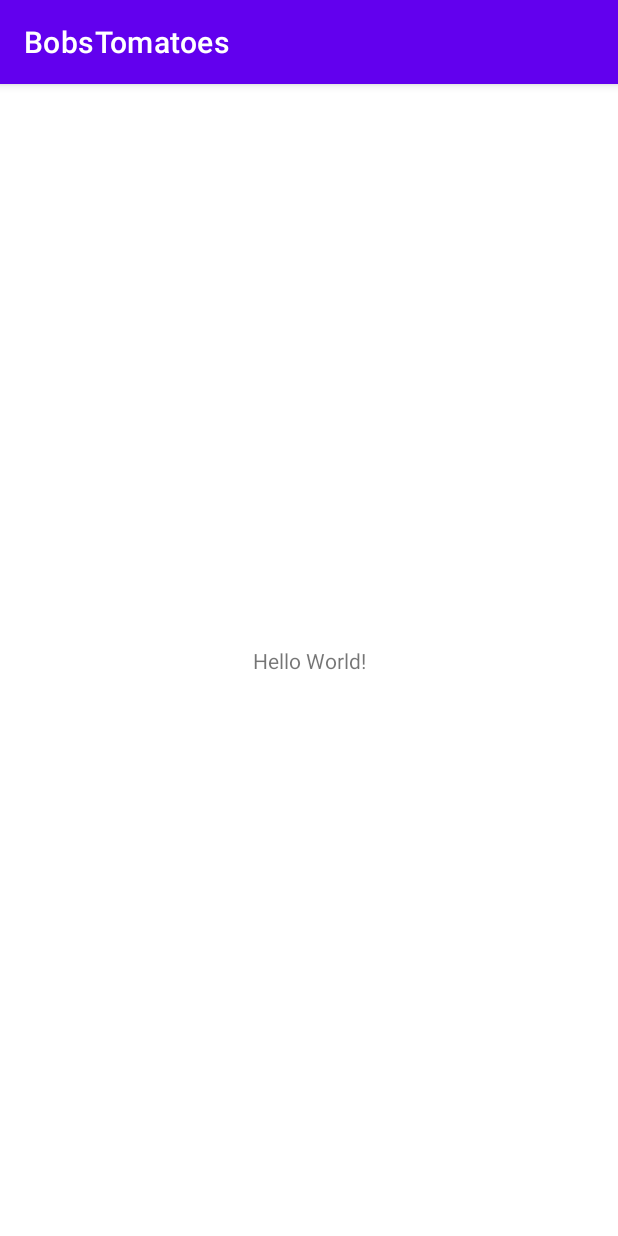
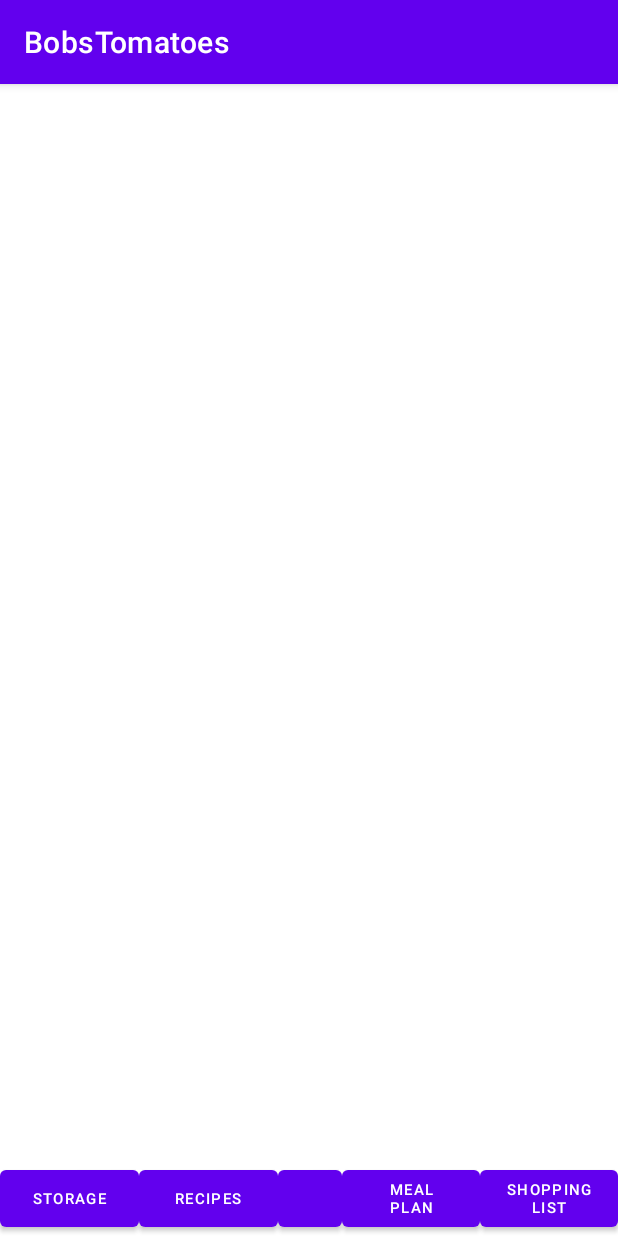
Before and after one commit to CMPUT301F22T27/BobsTomatoes, an Android app: the screen it shows after launch (MainActivity), on a phone screen of 412 x 824 dp. Run offline under Robolectric (Android 15) with nearby library versions, the phone set to English and light mode, and no system bars.

Commit message:
added xml for button taskbar

```diff
--- a/BobsTomatoes/app/src/main/res/layout/activity_main.xml
+++ b/BobsTomatoes/app/src/main/res/layout/activity_main.xml
@@ -1,18 +1,25 @@
 <?xml version="1.0" encoding="utf-8"?>
-<androidx.constraintlayout.widget.ConstraintLayout xmlns:android="http://schemas.android.com/apk/res/android"
+<LinearLayout xmlns:android="http://schemas.android.com/apk/res/android"
     xmlns:app="http://schemas.android.com/apk/res-auto"
     xmlns:tools="http://schemas.android.com/tools"
+    android:orientation="vertical"
     android:layout_width="match_parent"
     android:layout_height="match_parent"
     tools:context=".MainActivity">
 
+
+
     <TextView
-        android:layout_width="wrap_content"
+        android:layout_width="match_parent"
+        android:layout_height="match_parent"
+        android:layout_weight="1">
+    </TextView>
+
+    <include
         android:layout_height="wrap_content"
-        android:text="Hello World!"
-        app:layout_constraintBottom_toBottomOf="parent"
-        app:layout_constraintEnd_toEndOf="parent"
-        app:layout_constraintStart_toStartOf="parent"
-        app:layout_constraintTop_toTopOf="parent" />
+        android:layout_width="match_parent"
+        android:id="@+id/navigation_buttons_layout_id"
+        layout="@layout/navigation_buttons_layout">
+    </include>
 
-</androidx.constraintlayout.widget.ConstraintLayout>
+</LinearLayout>
--- /dev/null
+++ b/BobsTomatoes/app/src/main/res/layout/navigation_buttons_layout.xml
@@ -0,0 +1,58 @@
+<?xml version="1.0" encoding="utf-8"?>
+<LinearLayout xmlns:android="http://schemas.android.com/apk/res/android"
+    android:id="@+id/navigation_buttons_layout_id"
+    android:orientation="horizontal"
+    android:layout_width="match_parent"
+    android:layout_height="wrap_content"
+    android:gravity="bottom"
+    android:layout_weight="1">
+
+    <Button
+        android:id="@+id/storage_nav_button_id"
+        android:layout_width="100dp"
+        android:layout_height="50dp"
+        android:text="Storage"
+        android:layout_weight="1"
+        android:layout_gravity="center"
+        android:textSize="10sp">
+    </Button>
+
+    <Button
+        android:id="@+id/recipes_nav_button_id"
+        android:layout_width="100dp"
+        android:layout_height="50dp"
+        android:layout_weight="1"
+        android:text="Recipes"
+        android:layout_gravity="center"
+        android:textSize="10sp">
+    </Button>
+
+    <Button
+        android:id="@+id/center_add_button_id"
+        android:layout_width="50dp"
+        android:layout_height="50dp"
+        android:layout_gravity="center"
+        android:layout_weight="1">
+    </Button>
+
+    <Button
+        android:id="@+id/mealplan_nav_button_id"
+        android:layout_width="100dp"
+        android:layout_height="50dp"
+        android:layout_weight="1"
+        android:text="Meal Plan"
+        android:layout_gravity="center"
+        android:textSize="10sp">
+    </Button>
+
+    <Button
+        android:id="@+id/shoplist_nav_button_id"
+        android:layout_width="100dp"
+        android:layout_height="50dp"
+        android:text="Shopping List"
+        android:layout_weight="1"
+        android:layout_gravity="center"
+        android:textSize="10sp">
+    </Button>
+
+</LinearLayout>
```
